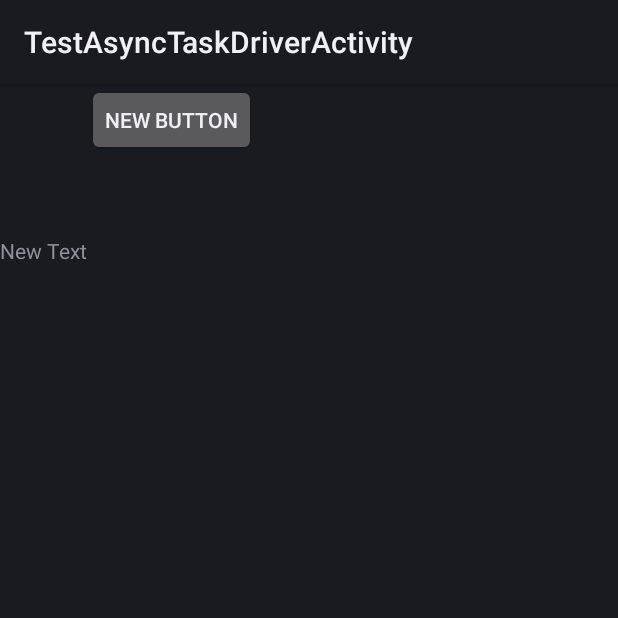
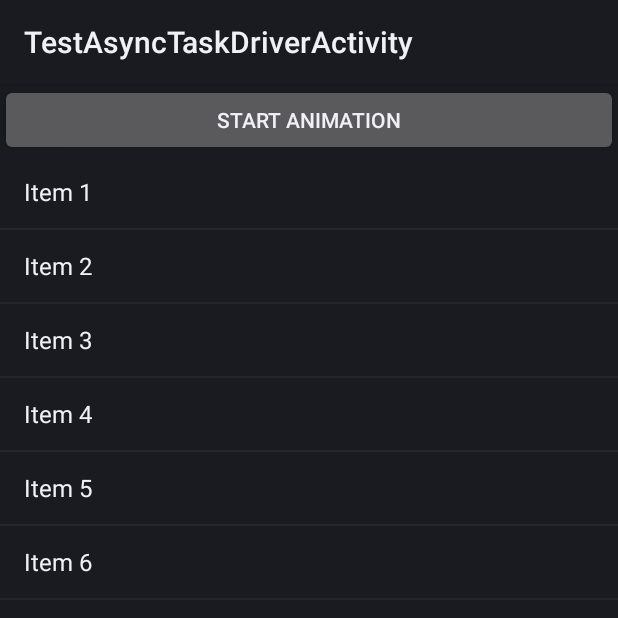
Before and after one commit to nanchuan2010/App, an Android app: the screen it shows after launch (TestAsyncTaskDriverActivity before the commit, ViewAnimationActivity after it), on a phone screen of 412 x 824 dp, the top half of it. Run offline under Robolectric (Android 15) with nearby library versions, the phone set to English and light mode, and no system bars.

Commit message:
Hello World,App!

```diff
--- /dev/null
+++ b/HelloWorld/app/src/main/java/com/example/lzw/myapp/ViewAnimationActivity.java
@@ -0,0 +1,44 @@
+package com.example.lzw.myapp;
+
+import android.os.Bundle;
+import android.app.Activity;
+import android.view.View;
+import android.widget.ArrayAdapter;
+import android.widget.Button;
+import android.widget.ListView;
+
+
+public class ViewAnimationActivity extends Activity {
+
+    @Override
+    protected void onCreate(Bundle savedInstanceState) {
+        super.onCreate(savedInstanceState);
+        setContentView(R.layout.activity_view_animation);
+        setupListView();
+        this.setupButton();
+    }
+
+    private void setupListView() {
+        String[] listItems=new String[]{"Item 1","Item 2","Item 3","Item 4","Item 5","Item 6"};
+        ArrayAdapter<String> listItemAdapter=new ArrayAdapter<String>(this,android.R.layout.simple_list_item_1,listItems);
+        ListView lv=(ListView)this.findViewById(R.id.list_view_id);
+        lv.setAdapter(listItemAdapter);
+    }
+
+    private void setupButton() {
+        Button b=(Button)this.findViewById(R.id.btn_animate);
+        b.setOnClickListener(new Button.OnClickListener(){
+            public void onClick(View v)
+            {
+                animateListView();
+            }
+        });
+    }
+
+    private void animateListView()
+    {
+        ListView lv=(ListView)this.findViewById(R.id.list_view_id);
+        lv.startAnimation(new ViewAnimation());
+    }
+
+}
--- /dev/null
+++ b/HelloWorld/app/src/main/res/layout/activity_view_animation.xml
@@ -0,0 +1,19 @@
+<?xml version="1.0" encoding="utf-8"?>
+<LinearLayout xmlns:android="http://schemas.android.com/apk/res/android"
+    android:orientation="vertical"
+    android:layout_width="fill_parent"
+    android:layout_height="fill_parent">
+
+    <Button
+        android:id="@+id/btn_animate"
+        android:layout_width="fill_parent"
+        android:layout_height="wrap_content"
+        android:text="Start Animation" />
+
+    <ListView
+        android:id="@+id/list_view_id"
+        android:layout_width="fill_parent"
+        android:layout_height="fill_parent"
+        android:persistentDrawingCache="animation|scrolling"
+ />
+</LinearLayout>
--- a/HelloWorld/app/src/main/res/values/strings.xml
+++ b/HelloWorld/app/src/main/res/values/strings.xml
@@ -46,12 +46,14 @@ to see that dialog.
 orientation using Ctrl+F11 to see if
 the dialogs work when the device is
 rotated.
-    </string><string name="help1">
+    </string>
+    <string name="help1">
 Here is more help text that could be displayed to the user in
 a dialog. When the user clicks the Close button, the previous
 dialog is re-displayed to them.
 </string>
     <string name="title_activity_test_async_task_driver">TestAsyncTaskDriverActivity</string>
     <string name="title_activity_main2">Main2Activity</string>
+    <string name="title_activity_view_animation">ViewAnimationActivity</string>
 
 </resources>
```
Also changed, not shown: HelloWorld/app/build.gradle (+4 -3 lines), HelloWorld/app/src/main/AndroidManifest.xml (+4 -6 lines), HelloWorld/app/src/main/java/com/example/lzw/myapp/ViewAnimation.java (added, +37 -0 lines).
